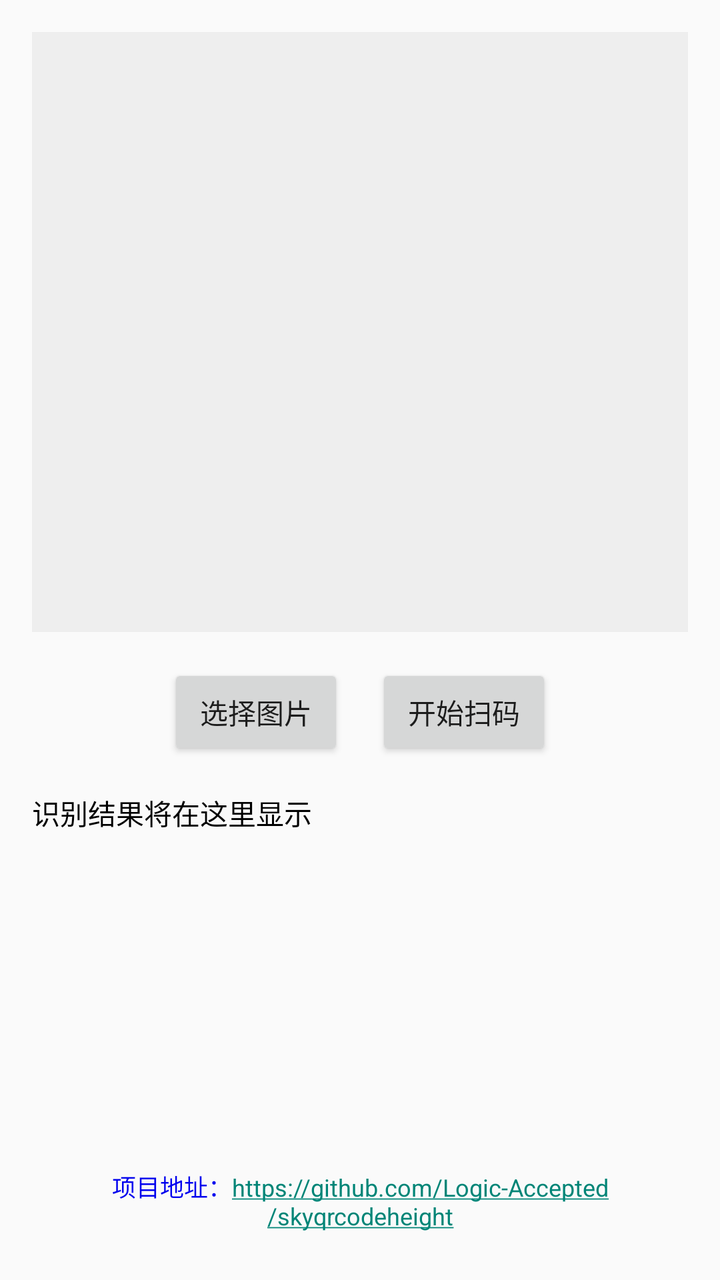
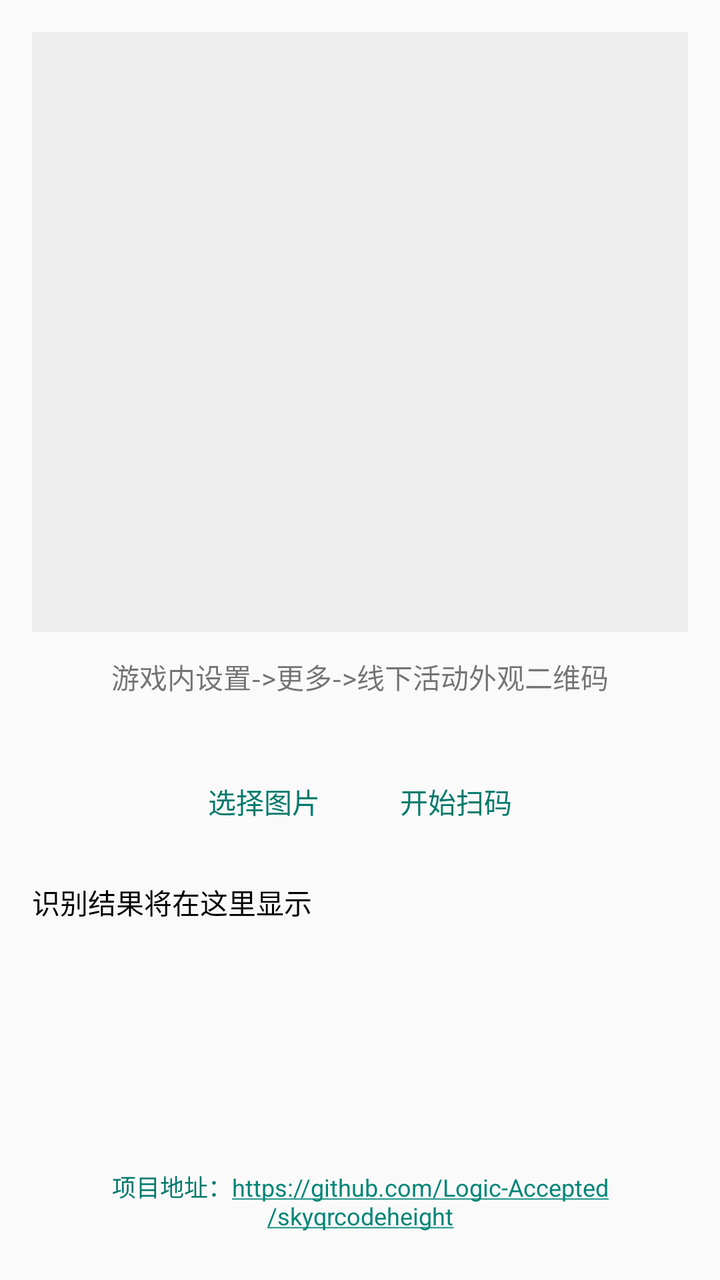

An Android layout rendered at two revisions. The XML below is the earlier revision; the diff shows what the commit changed to produce the second picture.
<!-- AndroidManifest.xml: application theme Theme.AppCompat.Light.NoActionBar -->
<!-- res/layout/activity_main.xml -->
<?xml version="1.0" encoding="utf-8"?>
<RelativeLayout xmlns:android="http://schemas.android.com/apk/res/android"
    xmlns:tools="http://schemas.android.com/tools"
    android:layout_width="match_parent"
    android:layout_height="match_parent"
    android:padding="16dp"
    tools:context=".MainActivity">

        <LinearLayout
            android:id="@+id/contentLayout"
            android:layout_width="match_parent"
            android:layout_height="match_parent"
            android:orientation="vertical"
            android:layout_above="@+id/footerText" >
        <ImageView
            android:id="@+id/imageView"
            android:layout_width="match_parent"
            android:layout_height="300dp"
            android:background="#EEE"
            android:contentDescription="预览图像"
            android:scaleType="fitCenter" />

        <LinearLayout
            android:layout_width="match_parent"
            android:layout_height="wrap_content"
            android:orientation="horizontal"
            android:gravity="center"
            android:layout_marginTop="16dp">

            <Button
                android:id="@+id/selectButton"
                android:layout_width="wrap_content"
                android:layout_height="wrap_content"
                android:text="选择图片" />

            <Button
                android:id="@+id/scanButton"
                android:layout_width="wrap_content"
                android:layout_height="wrap_content"
                android:layout_marginStart="16dp"
                android:text="开始扫码" />
        </LinearLayout>

            <ScrollView
                android:layout_width="match_parent"
                android:layout_height="0dp"
                android:layout_weight="1"
                android:layout_marginTop="16dp">

                <TextView
                    android:id="@+id/resultView"
                    android:layout_width="match_parent"
                    android:layout_height="wrap_content"
                    android:textSize="14sp"
                    android:textColor="#000000"
                    android:text="识别结果将在这里显示" />

            </ScrollView>

    </LinearLayout>

    <TextView
        android:id="@+id/footerText"
        android:layout_width="match_parent"
        android:layout_height="wrap_content"
        android:text="项目地址：https://github.com/Logic-Accepted/skyqrcodeheight"
        android:textSize="12sp"
        android:textColor="#0000EE"
        android:gravity="center"
        android:layout_alignParentBottom="true"
        android:autoLink="web"
        android:linksClickable="true"
        android:paddingBottom="8dp"
        android:paddingTop="8dp" />
    </RelativeLayout>
<!-- resources referenced by this layout -->
<resources>

</resources>

<!-- the commit's change to res/layout/activity_main.xml (unified diff, before → after) -->
@@ -17,28 +17,45 @@
             android:layout_width="match_parent"
             android:layout_height="300dp"
             android:background="#EEE"
-            android:contentDescription="预览图像"
+            android:contentDescription="@string/previewpic"
             android:scaleType="fitCenter" />
 
+            <TextView
+                android:id="@+id/middleText"
+                android:layout_width="match_parent"
+                android:layout_height="wrap_content"
+                android:textSize="14sp"
+                android:gravity="center"
+                android:layout_marginTop="12dp"
+                android:layout_marginBottom="12dp"
+                android:text="@string/info" />
+
         <LinearLayout
+            style="?android:attr/buttonBarStyle"
             android:layout_width="match_parent"
             android:layout_height="wrap_content"
             android:orientation="horizontal"
             android:gravity="center"
             android:layout_marginTop="16dp">
 
+
             <Button
                 android:id="@+id/selectButton"
+                style="?android:attr/buttonBarButtonStyle"
                 android:layout_width="wrap_content"
                 android:layout_height="wrap_content"
-                android:text="选择图片" />
+                android:text="@string/choosepic"
+                android:textColor="#00796B" />
 
             <Button
                 android:id="@+id/scanButton"
+                style="?android:attr/buttonBarButtonStyle"
                 android:layout_width="wrap_content"
                 android:layout_height="wrap_content"
                 android:layout_marginStart="16dp"
-                android:text="开始扫码" />
+                android:text="@string/startscan"
+                android:textColor="#00796B" />
+
         </LinearLayout>
 
             <ScrollView
@@ -53,7 +70,7 @@
                     android:layout_height="wrap_content"
                     android:textSize="14sp"
                     android:textColor="#000000"
-                    android:text="识别结果将在这里显示" />
+                    android:text="@string/resultarea" />
 
             </ScrollView>
 
@@ -63,13 +80,13 @@
         android:id="@+id/footerText"
         android:layout_width="match_parent"
         android:layout_height="wrap_content"
-        android:text="项目地址：https://github.com/Logic-Accepted/skyqrcodeheight"
-        android:textSize="12sp"
-        android:textColor="#0000EE"
-        android:gravity="center"
         android:layout_alignParentBottom="true"
         android:autoLink="web"
+        android:gravity="center"
         android:linksClickable="true"
+        android:paddingTop="8dp"
         android:paddingBottom="8dp"
-        android:paddingTop="8dp" />
+        android:text="@string/repourl"
+        android:textColor="#00796B"
+        android:textSize="12sp" />
     </RelativeLayout>
<!-- resource entries referenced after the edit -->
@@ -1,5 +1,10 @@
 <!-- resources referenced by this layout -->
 <resources>
-
+  <string name="choosepic">选择图片</string>
+  <string name="info">游戏内设置-&gt;更多-&gt;线下活动外观二维码</string>
+  <string name="previewpic">预览图像</string>
+  <string name="repourl">项目地址：https://github.com/Logic-Accepted/skyqrcodeheight</string>
+  <string name="resultarea">识别结果将在这里显示</string>
+  <string name="startscan">开始扫码</string>
 </resources>
 
